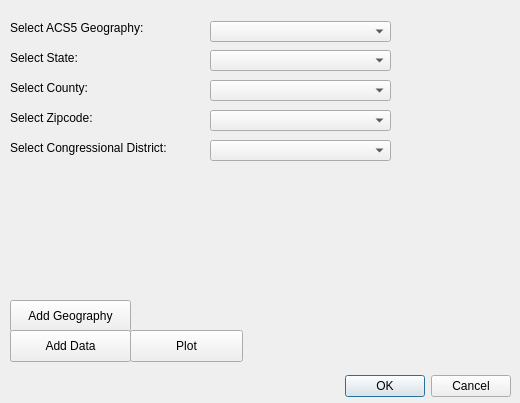
First picture: the form in census_tool_dialog_base.ui, repository d-legg/spatialFinal-, before the edit.
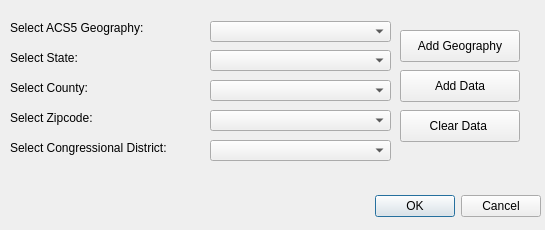
Second picture: the form after the edit.

What changed in the file:
```diff
--- a/census_tool_dialog_base.ui
+++ b/census_tool_dialog_base.ui
@@ -6,8 +6,8 @@
    <rect>
     <x>0</x>
     <y>0</y>
-    <width>520</width>
-    <height>403</height>
+    <width>545</width>
+    <height>230</height>
    </rect>
   </property>
   <property name="windowTitle">
@@ -16,9 +16,9 @@
   <widget class="QDialogButtonBox" name="button_box">
    <property name="geometry">
     <rect>
-     <x>170</x>
-     <y>370</y>
-     <width>341</width>
+     <x>310</x>
+     <y>190</y>
+     <width>231</width>
      <height>32</height>
     </rect>
    </property>
@@ -316,9 +316,9 @@
   <widget class="QPushButton" name="addGeo">
    <property name="geometry">
     <rect>
-     <x>10</x>
-     <y>300</y>
-     <width>121</width>
+     <x>400</x>
+     <y>30</y>
+     <width>120</width>
      <height>32</height>
     </rect>
    </property>
@@ -326,19 +326,6 @@
     <string>Add Geography</string>
    </property>
   </widget>
-  <widget class="QPushButton" name="plotButton">
-   <property name="geometry">
-    <rect>
-     <x>130</x>
-     <y>330</y>
-     <width>113</width>
-     <height>32</height>
-    </rect>
-   </property>
-   <property name="text">
-    <string>Plot</string>
-   </property>
-  </widget>
   <widget class="QLabel" name="labelC">
    <property name="geometry">
     <rect>
@@ -411,9 +398,9 @@
   <widget class="QPushButton" name="addData">
    <property name="geometry">
     <rect>
-     <x>10</x>
-     <y>330</y>
-     <width>121</width>
+     <x>400</x>
+     <y>70</y>
+     <width>120</width>
      <height>32</height>
     </rect>
    </property>
@@ -467,6 +454,19 @@
     </rect>
    </property>
   </widget>
+  <widget class="QPushButton" name="Clearbutton">
+   <property name="geometry">
+    <rect>
+     <x>400</x>
+     <y>110</y>
+     <width>120</width>
+     <height>32</height>
+    </rect>
+   </property>
+   <property name="text">
+    <string>Clear Data </string>
+   </property>
+  </widget>
  </widget>
  <resources/>
  <connections>
```
